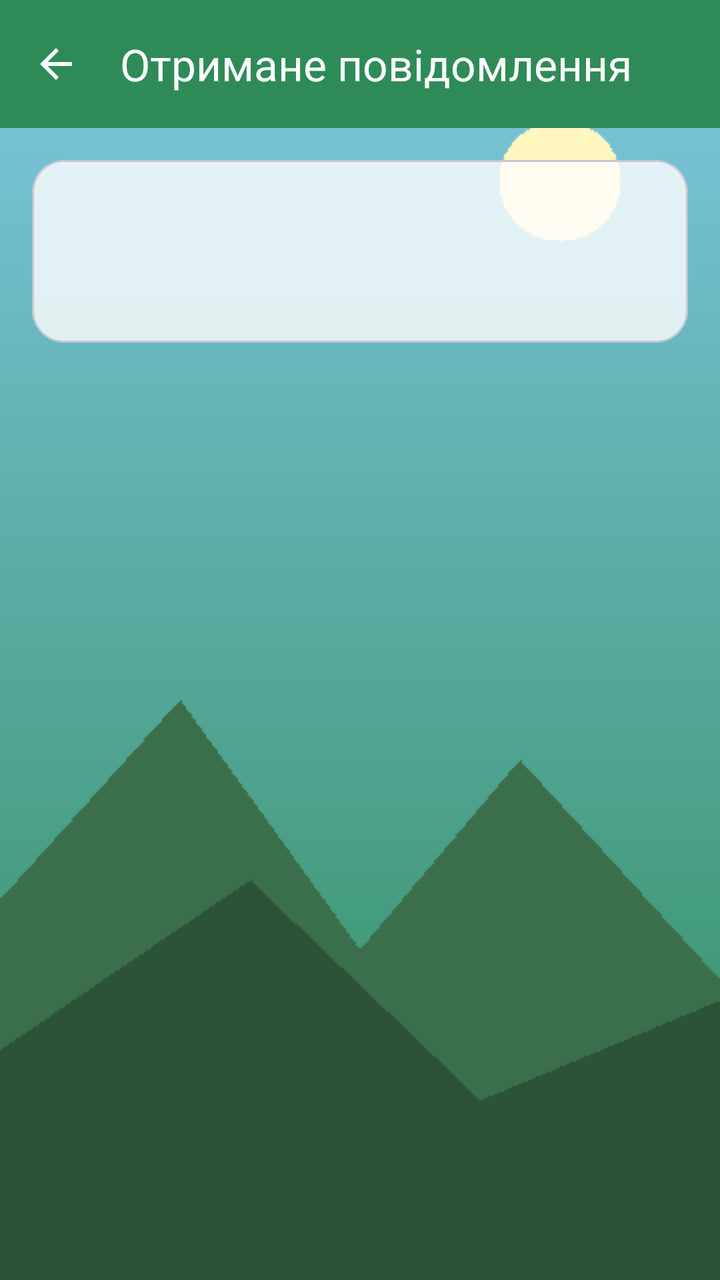
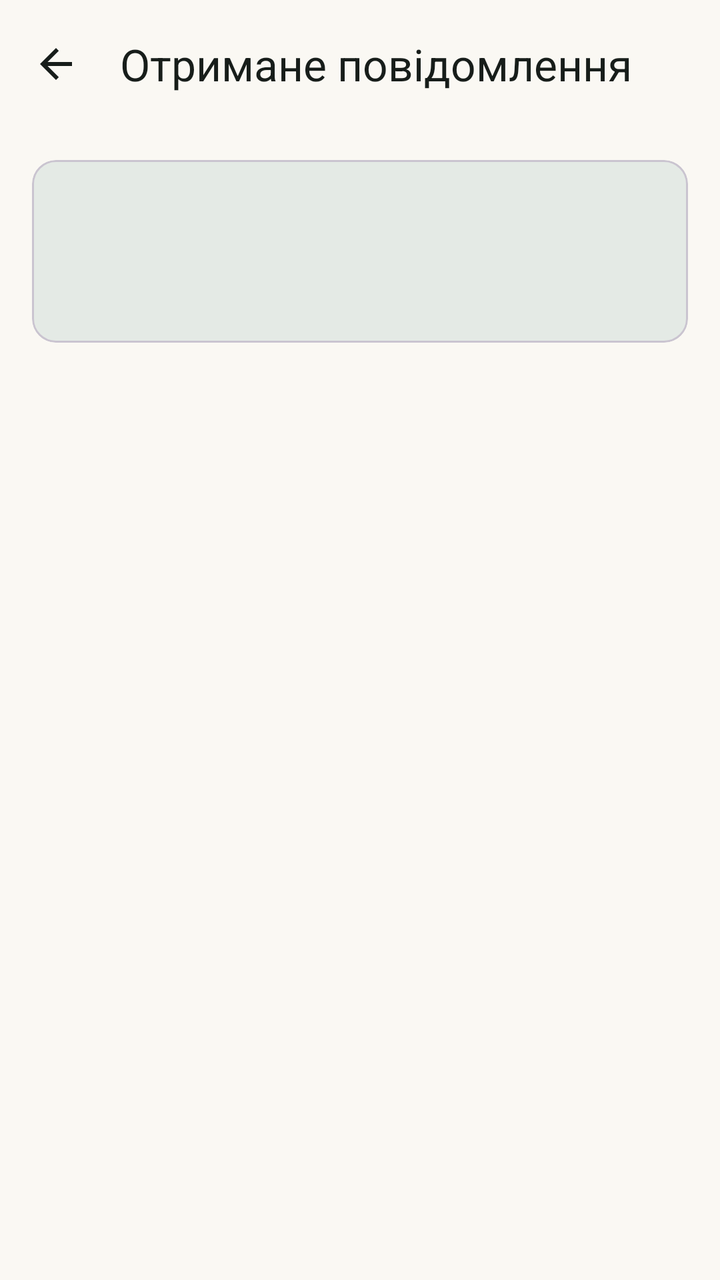

The first picture is an Android layout as it rendered before a commit; the second is the same layout after the commit. The layout source and the unified diff follow.
<!-- AndroidManifest.xml: application theme Theme.TourSpots -->
<!-- res/layout/activity_receive_message.xml -->
<?xml version="1.0" encoding="utf-8"?>
<LinearLayout xmlns:android="http://schemas.android.com/apk/res/android"
    xmlns:app="http://schemas.android.com/apk/res-auto"
    xmlns:tools="http://schemas.android.com/tools"
    android:layout_width="match_parent"
    android:layout_height="match_parent"
    android:background="@drawable/bg_main"
    android:orientation="vertical"
    tools:context=".ReceiveMessageActivity">

    <com.google.android.material.appbar.MaterialToolbar
        android:id="@+id/toolbar"
        android:layout_width="match_parent"
        android:layout_height="?attr/actionBarSize"
        android:background="@color/green_primary"
        app:navigationIcon="?attr/homeAsUpIndicator"
        app:navigationIconTint="@color/white"
        app:title="@string/received_message_title"
        app:titleTextColor="@color/white" />

    <com.google.android.material.card.MaterialCardView
        android:layout_width="match_parent"
        android:layout_height="wrap_content"
        android:layout_margin="16dp"
        app:cardBackgroundColor="@color/card_scrim"
        app:cardCornerRadius="16dp">

        <LinearLayout
            android:layout_width="match_parent"
            android:layout_height="wrap_content"
            android:orientation="vertical"
            android:padding="16dp">

            <TextView
                android:id="@+id/tvCategory"
                android:layout_width="wrap_content"
                android:layout_height="wrap_content"
                android:textAppearance="?attr/textAppearanceLabelLarge" />

            <TextView
                android:id="@+id/tvMessage"
                android:layout_width="match_parent"
                android:layout_height="wrap_content"
                android:layout_marginTop="8dp"
                android:textAppearance="?attr/textAppearanceHeadlineSmall" />
        </LinearLayout>
    </com.google.android.material.card.MaterialCardView>
</LinearLayout>
<!-- resources referenced by this layout -->
<resources>
  <color name="card_scrim">#CCFFFFFF</color>
  <color name="green_primary">#2E8B57</color>
  <color name="white">#FFFFFF</color>
  <!-- drawable bg_main: png bitmap (drawable-nodpi, 4078 bytes) -->
  <style name="Theme.TourSpots" parent="Theme.Material3.Light.NoActionBar">
          <item name="colorPrimary">@color/green_primary</item>
          <item name="colorOnPrimary">@color/white</item>
          <item name="colorSecondary">@color/sky</item>
      </style>
  <color name="sky">#7EC8E3</color>
  <!-- unchanged entries left out for length: 1 -->
</resources>

<!-- the commit's change to res/layout/activity_receive_message.xml (unified diff, before → after) -->
@@ -4,7 +4,7 @@
     xmlns:tools="http://schemas.android.com/tools"
     android:layout_width="match_parent"
     android:layout_height="match_parent"
-    android:background="@drawable/bg_main"
+    android:background="?attr/colorSurface"
     android:orientation="vertical"
     tools:context=".ReceiveMessageActivity">
 
@@ -12,18 +12,18 @@
         android:id="@+id/toolbar"
         android:layout_width="match_parent"
         android:layout_height="?attr/actionBarSize"
-        android:background="@color/green_primary"
+        android:background="?attr/colorSurface"
         app:navigationIcon="?attr/homeAsUpIndicator"
-        app:navigationIconTint="@color/white"
+        app:navigationIconTint="?attr/colorOnSurface"
         app:title="@string/received_message_title"
-        app:titleTextColor="@color/white" />
+        app:titleTextColor="?attr/colorOnSurface" />
 
     <com.google.android.material.card.MaterialCardView
         android:layout_width="match_parent"
         android:layout_height="wrap_content"
         android:layout_margin="16dp"
-        app:cardBackgroundColor="@color/card_scrim"
-        app:cardCornerRadius="16dp">
+        app:cardBackgroundColor="?attr/colorSurfaceContainerHigh"
+        app:cardCornerRadius="@dimen/corner_medium">
 
         <LinearLayout
             android:layout_width="match_parent"
<!-- resource entries referenced after the edit -->
@@ -1,15 +1,73 @@
 <!-- resources referenced by this layout -->
 <resources>
-  <color name="card_scrim">#CCFFFFFF</color>
-  <color name="green_primary">#2E8B57</color>
-  <color name="white">#FFFFFF</color>
-  <!-- drawable bg_main: png bitmap (drawable-nodpi, 4078 bytes) -->
-  <style name="Theme.TourSpots" parent="Theme.Material3.Light.NoActionBar">
-          <item name="colorPrimary">@color/green_primary</item>
-          <item name="colorOnPrimary">@color/white</item>
-          <item name="colorSecondary">@color/sky</item>
+  <dimen name="corner_medium">12dp</dimen>
+  <style name="Theme.TourSpots" parent="Theme.Material3.DayNight.NoActionBar">
+          <item name="colorPrimary">@color/md_primary</item>
+          <item name="colorOnPrimary">@color/md_on_primary</item>
+          <item name="colorPrimaryContainer">@color/md_primary_container</item>
+          <item name="colorOnPrimaryContainer">@color/md_on_primary_container</item>
+          <item name="colorSecondary">@color/md_secondary</item>
+          <item name="colorOnSecondary">@color/md_on_secondary</item>
+          <item name="colorSecondaryContainer">@color/md_secondary_container</item>
+          <item name="colorOnSecondaryContainer">@color/md_on_secondary_container</item>
+          <item name="colorTertiary">@color/md_tertiary</item>
+          <item name="colorOnTertiary">@color/md_on_tertiary</item>
+          <item name="colorTertiaryContainer">@color/md_tertiary_container</item>
+          <item name="colorOnTertiaryContainer">@color/md_on_tertiary_container</item>
+          <item name="colorSurface">@color/md_surface</item>
+          <item name="colorOnSurface">@color/md_on_surface</item>
+          <item name="colorSurfaceVariant">@color/md_surface_variant</item>
+          <item name="colorOnSurfaceVariant">@color/md_on_surface_variant</item>
+          <item name="colorSurfaceContainer">@color/md_surface_container</item>
+          <item name="colorSurfaceContainerHigh">@color/md_surface_container_high</item>
+          <item name="colorOutline">@color/md_outline</item>
+          <item name="colorError">@color/md_error</item>
+          <item name="colorOnError">@color/md_on_error</item>
+          <item name="android:colorBackground">@color/md_surface</item>
+          <item name="android:windowBackground">@color/md_surface</item>
+          <item name="android:statusBarColor">@android:color/transparent</item>
+          <item name="android:navigationBarColor">@android:color/transparent</item>
+          <item name="android:windowLightStatusBar">true</item>
+          <item name="android:windowLightNavigationBar">true</item>
+          <item name="shapeAppearanceSmallComponent">@style/ShapeAppearance.TourSpots.Small</item>
+          <item name="shapeAppearanceMediumComponent">@style/ShapeAppearance.TourSpots.Medium</item>
+          <item name="shapeAppearanceLargeComponent">@style/ShapeAppearance.TourSpots.Large</item>
       </style>
-  <color name="sky">#7EC8E3</color>
+  <color name="md_primary">#1F7048</color>
+  <color name="md_on_primary">#FFFFFF</color>
+  <color name="md_primary_container">#B4F0CB</color>
+  <color name="md_on_primary_container">#00210F</color>
+  <color name="md_secondary">#3F6374</color>
+  <color name="md_on_secondary">#FFFFFF</color>
+  <color name="md_secondary_container">#C3E8FB</color>
+  <color name="md_on_secondary_container">#001F2A</color>
+  <color name="md_tertiary">#7EC8E3</color>
+  <color name="md_on_tertiary">#003547</color>
+  <color name="md_tertiary_container">#D0EEFA</color>
+  <color name="md_on_tertiary_container">#001F2A</color>
+  <color name="md_surface">#FAF8F3</color>
+  <color name="md_on_surface">#171D1A</color>
+  <color name="md_surface_variant">#DCE5DD</color>
+  <color name="md_on_surface_variant">#404943</color>
+  <color name="md_surface_container">#EAF0EB</color>
+  <color name="md_surface_container_high">#E4EAE5</color>
+  <color name="md_outline">#707973</color>
+  <color name="md_error">#BA1A1A</color>
+  <color name="md_on_error">#FFFFFF</color>
+  <style name="ShapeAppearance.TourSpots.Small" parent="ShapeAppearance.Material3.SmallComponent">
+          <item name="cornerFamily">rounded</item>
+          <item name="cornerSize">@dimen/corner_small</item>
+      </style>
+  <style name="ShapeAppearance.TourSpots.Medium" parent="ShapeAppearance.Material3.MediumComponent">
+          <item name="cornerFamily">rounded</item>
+          <item name="cornerSize">@dimen/corner_medium</item>
+      </style>
+  <style name="ShapeAppearance.TourSpots.Large" parent="ShapeAppearance.Material3.LargeComponent">
+          <item name="cornerFamily">rounded</item>
+          <item name="cornerSize">@dimen/corner_large</item>
+      </style>
+  <dimen name="corner_small">8dp</dimen>
+  <dimen name="corner_large">28dp</dimen>
   <!-- unchanged entries left out for length: 1 -->
 </resources>
 
